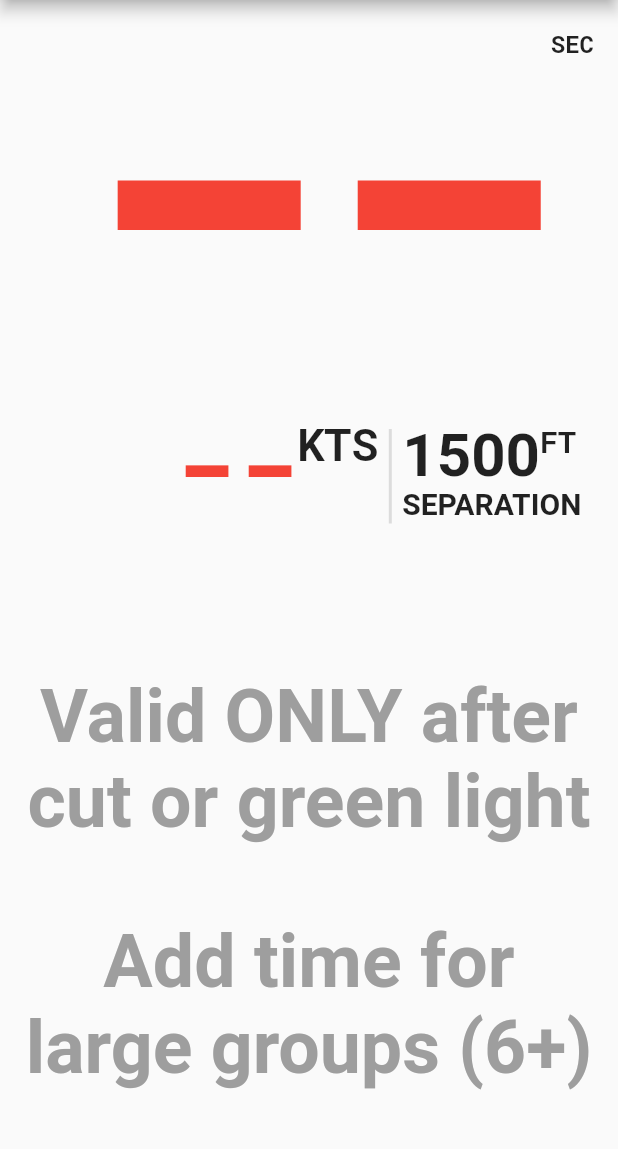
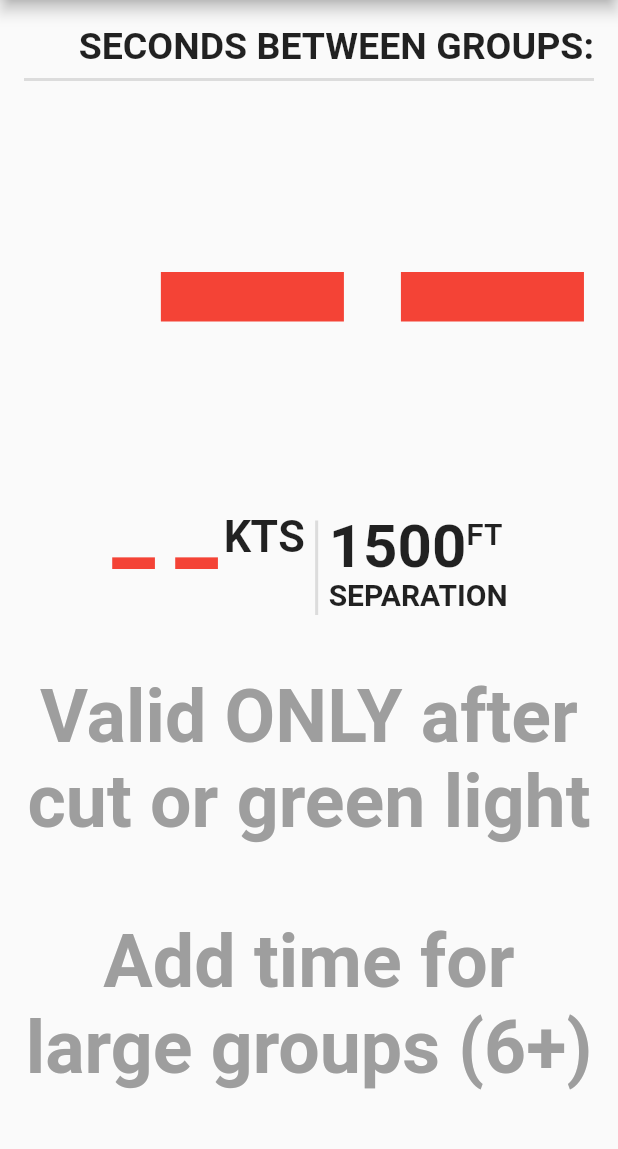
Before and after one commit to BenLussier/exitcount, a Flutter app: the screen it shows after launch, on a phone screen of 412 x 824 dp, the part 84-1233 px from its top. Run offline on Flutter 3.47's test engine with Material 2 defaults, Android fonts, the phone set to English and light mode, and no system bars; drawn by our look-alikes of auto_size_text; our stand-ins replace flutter_bloc, geolocator, hydrated_bloc.

Commit message:
more ui changes

```diff
--- a/lib/speed.dart
+++ b/lib/speed.dart
@@ -239,7 +239,23 @@ class _SpeedState extends State<SpeedWidget> {
             mainAxisAlignment: MainAxisAlignment.start,
             crossAxisAlignment: CrossAxisAlignment.end,
             children: <Widget>[
-              Row(
+              Text(
+                'SECONDS BETWEEN GROUPS:',
+                textAlign: TextAlign.center,
+                style: TextStyle(
+                  fontSize: 25,
+                  fontWeight: FontWeight.bold,
+                ),
+              ),
+              Divider(
+                height: 16,
+                thickness: 2,
+                indent: 0,
+                endIndent: 0,
+              ),
+              Container(
+                padding: const EdgeInsets.only(top: 16),
+                child: Row(
                   mainAxisAlignment: MainAxisAlignment.end,
                   crossAxisAlignment: CrossAxisAlignment.start,
                   children: <Widget>[
@@ -272,24 +288,12 @@ class _SpeedState extends State<SpeedWidget> {
                         ],
                       ),
                     ),
-                  Text(
-                    'SEC',
-                    textAlign: TextAlign.right,
-                    style: TextStyle(
-                      fontFamily: 'Roboto Mono',
-                      fontSize: 16,
-                      fontWeight: FontWeight.bold,
-                      fontFeatures: [
-                        FontFeature.tabularFigures(),
                   ],
-                      height: 1.5,
                 ),
-                  ),
-                ],
               ),
               IntrinsicHeight(
                 child: Row(
-                  mainAxisAlignment: MainAxisAlignment.end,
+                  mainAxisAlignment: MainAxisAlignment.center,
                   crossAxisAlignment: CrossAxisAlignment.start,
                   children: <Widget>[
                     Text(
```
Lines whose indentation alone changed are shown as unchanged.
